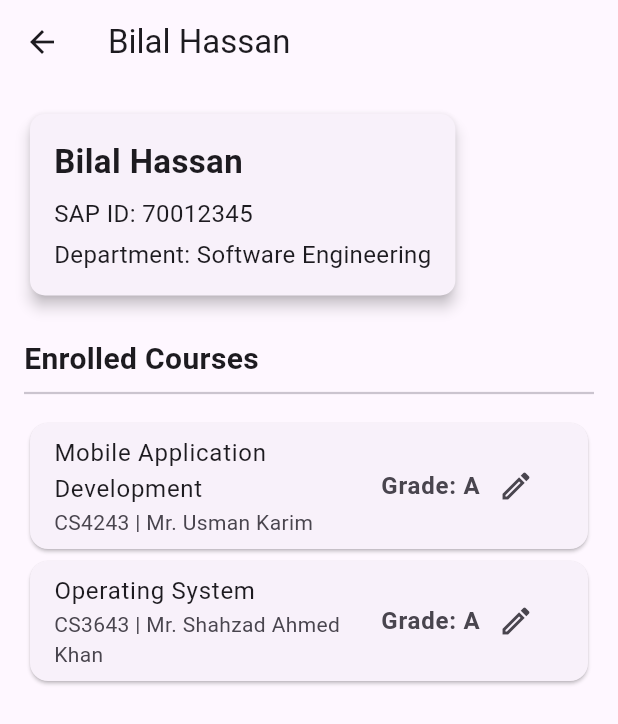
After one commit to aabdulrafay/EduSmart, a Flutter app: the ManageStudentsScreen screen opened directly, after a tap on "Bilal Hassan", on a phone screen of 412 x 824 dp. The commit adds this screen. Shown: the top 724 px of the screen. Run offline on Flutter 3.47's test engine with Material 3 defaults, Android fonts, the phone set to English and light mode, and no system bars.

Commit message:
added students details

```diff
--- a/lib/adminpages/manage_students.dart
+++ b/lib/adminpages/manage_students.dart
@@ -1,4 +1,5 @@
 import 'package:flutter/material.dart';
+import 'students_details.dart';
 
 class ManageStudentsScreen extends StatefulWidget {
   const ManageStudentsScreen({super.key});
@@ -16,26 +17,59 @@ class _ManageStudentsScreenState extends State<ManageStudentsScreen> {
       ),
       body: ListView(
         padding: const EdgeInsets.all(8.0),
-        children: const <Widget>[
+        children: <Widget>[
           Card(
-            child: ListTile(
+            child: InkWell(
+              onTap: () {
+                Navigator.push(
+                  context,
+                  MaterialPageRoute(
+                    builder: (context) =>
+                    const StudentDetailsScreen(studentName: 'Ali Ahmed'),
+                  ),
+                );
+              },
+              child: const ListTile(
                 title: Text('Ali Ahmed'),
                 subtitle: Text('SAP ID: 70012345 | Software Engineering'),
                 trailing: Icon(Icons.arrow_forward_ios),
               ),
             ),
+          ),
           Card(
-            child: ListTile(
+            child: InkWell(
+              onTap: () {
+                Navigator.push(
+                  context,
+                  MaterialPageRoute(
+                    builder: (context) =>
+                    const StudentDetailsScreen(studentName: 'Fatima Khan'),
+                  ),
+                );
+              },
+              child: const ListTile(
                 title: Text('Fatima Khan'),
                 subtitle: Text('SAP ID: 70023456 | Computer Science'),
                 trailing: Icon(Icons.arrow_forward_ios),
               ),
             ),
+          ),
           Card(
-            child: ListTile(
+            child: InkWell(
+              onTap: () {
+                Navigator.push(
+                  context,
+                  MaterialPageRoute(
+                    builder: (context) =>
+                    const StudentDetailsScreen(studentName: 'Bilal Hassan'),
+                  ),
+                );
+              },
+              child: const ListTile(
                 title: Text('Bilal Hassan'),
                 subtitle: Text('SAP ID: 70034567 | Electrical Engineering'),
                 trailing: Icon(Icons.arrow_forward_ios),
+              ),
             ),
           ),
         ],
--- /dev/null
+++ b/lib/adminpages/students_details.dart
@@ -0,0 +1,107 @@
+import 'package:flutter/material.dart';
+
+class StudentDetailsScreen extends StatelessWidget {
+  final String studentName;
+
+  const StudentDetailsScreen({super.key, required this.studentName});
+
+  @override
+  Widget build(BuildContext context) {
+    return Scaffold(
+      appBar: AppBar(
+        title: Text(studentName),
+      ),
+      body: SingleChildScrollView(
+        child: Padding(
+          padding: const EdgeInsets.all(16.0),
+          child: Column(
+            crossAxisAlignment: CrossAxisAlignment.start,
+            children: [
+              Card(
+                elevation: 4.0,
+                shape: RoundedRectangleBorder(
+                  borderRadius: BorderRadius.circular(10.0),
+                ),
+                child: Padding(
+                  padding: const EdgeInsets.all(16.0),
+                  child: Column(
+                    crossAxisAlignment: CrossAxisAlignment.start,
+                    children: [
+                      Text(
+                        studentName,
+                        style: const TextStyle(
+                          fontSize: 22.0,
+                          fontWeight: FontWeight.bold,
+                        ),
+                      ),
+                      const SizedBox(height: 8.0),
+                      const Text(
+                        'SAP ID: 70012345',
+                        style: TextStyle(fontSize: 16.0),
+                      ),
+                      const SizedBox(height: 4.0),
+                      const Text(
+                        'Department: Software Engineering',
+                        style: TextStyle(fontSize: 16.0),
+                      ),
+                    ],
+                  ),
+                ),
+              ),
+              const SizedBox(height: 24.0),
+              const Text(
+                'Enrolled Courses',
+                style: TextStyle(
+                  fontSize: 20.0,
+                  fontWeight: FontWeight.bold,
+                ),
+              ),
+              const Divider(thickness: 1.5),
+              const SizedBox(height: 8.0),
+              Card(
+                child: ListTile(
+                  title: const Text('Mobile Application Development'),
+                  subtitle: const Text('CS4243 | Mr. Usman Karim'),
+                  trailing: Row(
+                    mainAxisSize: MainAxisSize.min,
+                    children: [
+                      const Text(
+                        'Grade: A',
+                        style: TextStyle(
+                            fontSize: 16, fontWeight: FontWeight.bold),
+                      ),
+                      IconButton(
+                        icon: const Icon(Icons.edit_outlined),
+                        onPressed: () {},
+                      ),
+                    ],
+                  ),
+                ),
+              ),
+              Card(
+                child: ListTile(
+                  title: const Text('Operating System'),
+                  subtitle: const Text('CS3643 | Mr. Shahzad Ahmed Khan'),
+                  trailing: Row(
+                    mainAxisSize: MainAxisSize.min,
+                    children: [
+                      const Text(
+                        'Grade: A',
+                        style: TextStyle(
+                            fontSize: 16, fontWeight: FontWeight.bold),
+                      ),
+                      IconButton(
+                        icon: const Icon(Icons.edit_outlined),
+                        onPressed: () {},
+                      ),
+                    ],
+                  ),
+                ),
+              ),
+            ],
+          ),
+        ),
+      ),
+    );
+  }
+}
```
Lines whose indentation alone changed are shown as unchanged.
